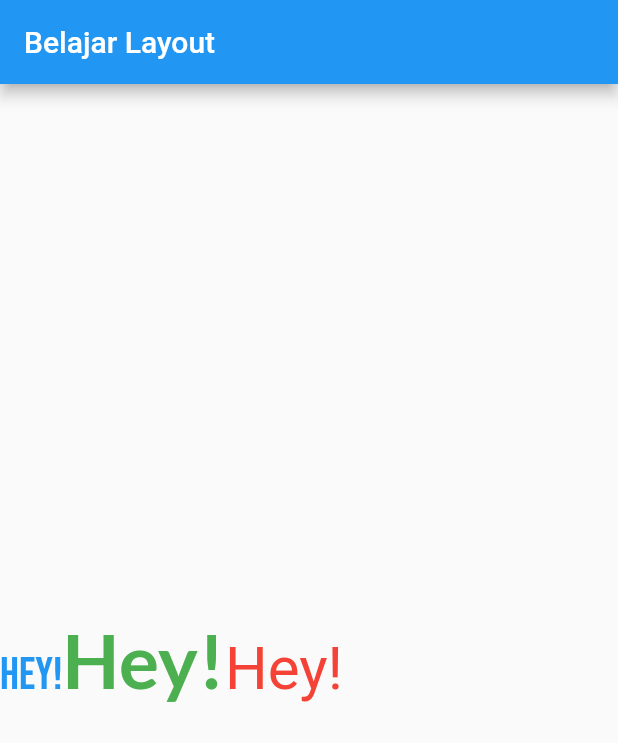
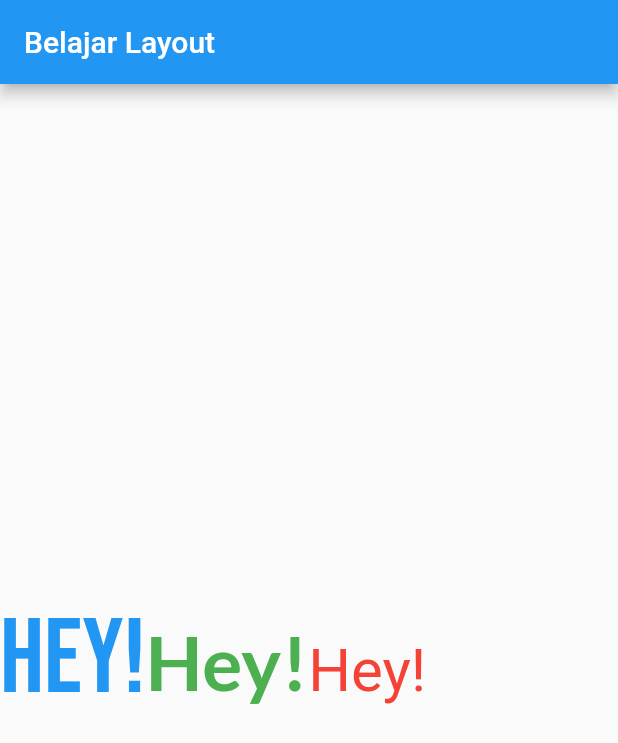
Before and after one commit to siubie/flutter_layout, a Flutter app: the screen it shows after launch, on a phone screen of 412 x 824 dp. Shown: the top 743 px of the screen. Run offline on Flutter 3.47's test engine with Material 2 defaults, Android fonts, the phone set to English and light mode, and no system bars; Roboto replaces fonts that are missing (Futura).

Commit message:
Demo text Widget

```diff
--- a/lib/main.dart
+++ b/lib/main.dart
@@ -30,7 +30,7 @@ class Layout extends StatelessWidget {
                   Text(
                     'Hey!',
                     style: TextStyle(
-                      fontSize: 30,
+                      fontSize: 70,
                       fontFamily: 'Bebas',
                       color: Colors.blue,
                     ),
```
